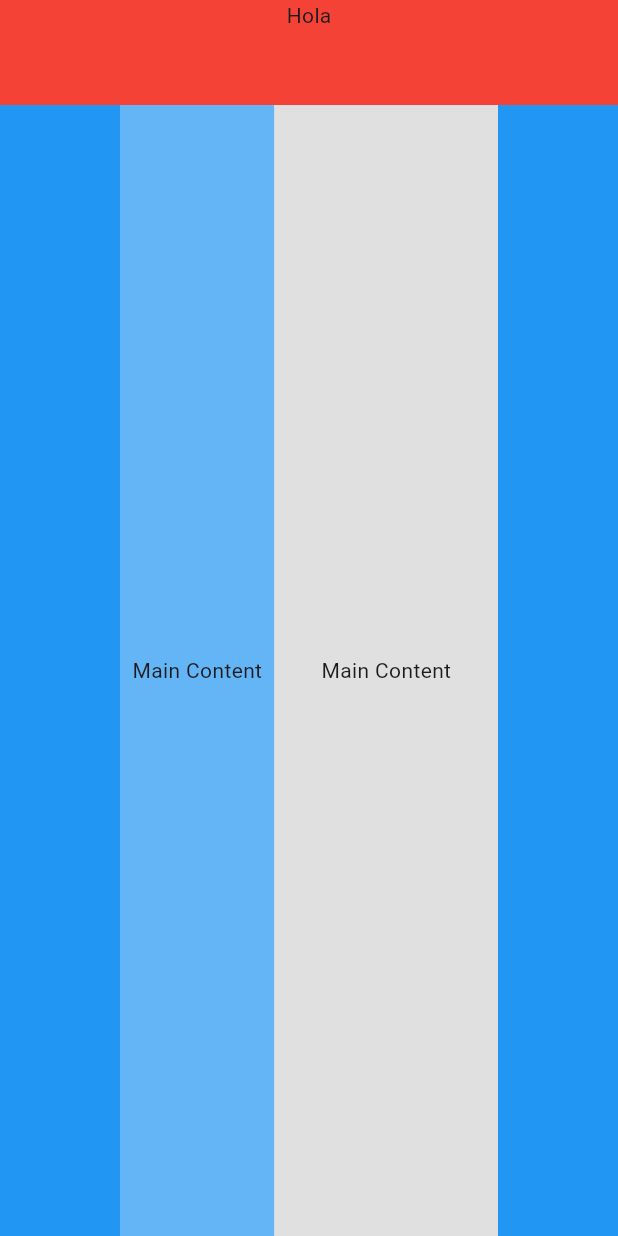
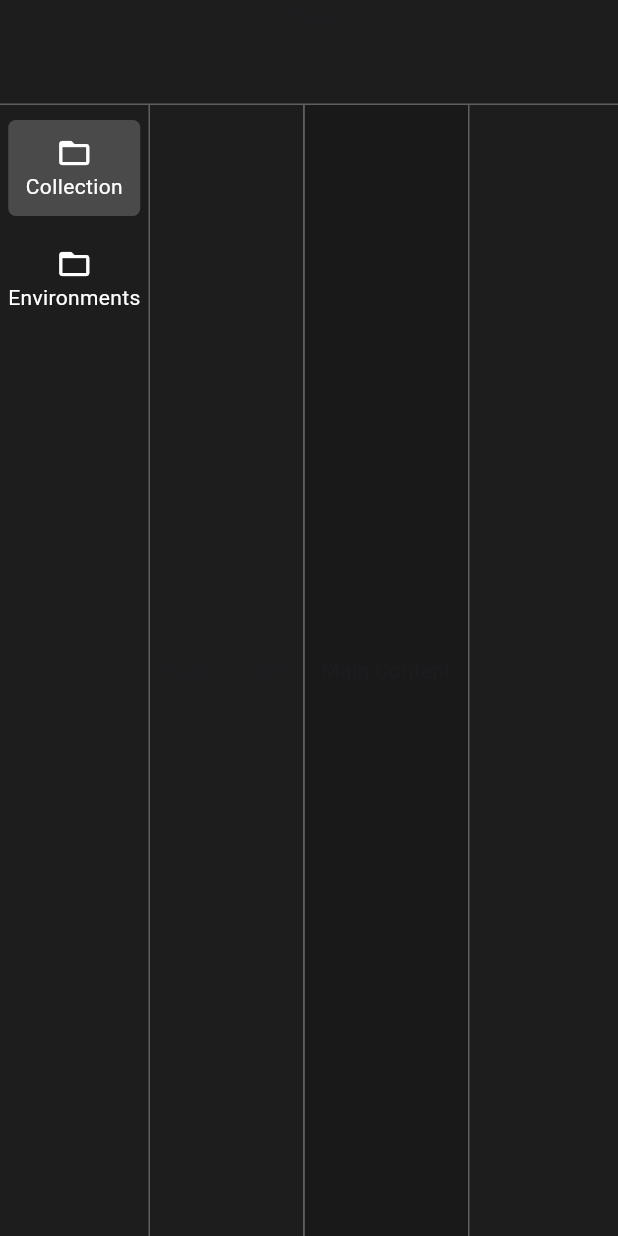
Before and after one commit to DarienRomero/FlutterPost, a Flutter app: the screen it shows after launch, on a phone screen of 412 x 824 dp. Run offline on Flutter 3.47's test engine with Material 3 defaults, Android fonts, the phone set to English and light mode, and no system bars; our stand-ins replace flutter_svg.

Commit message:
ui: left_settings_bar

```diff
--- a/lib/core/constants.dart
+++ b/lib/core/constants.dart
@@ -1,2 +1,7 @@
+import 'package:flutter/material.dart';
+
 const double topbarHeight = 70;
-const double sidebarWidth = 80;
+const double sidebarWidth = 100;
+
+const Color lightBackgroundColor = Color(0xff1D1D1D);
+const Color blackBackgroundColor = Color(0xff191919);
--- a/lib/features/collections/presentation/widgets/folder_tree.dart
+++ b/lib/features/collections/presentation/widgets/folder_tree.dart
@@ -10,7 +10,15 @@ class FolderTree extends StatelessWidget {
     return Container(
       width: mqWidth(context, 25),
       height: mqHeigth(context, 100) - topbarHeight,
-      color: Colors.blue[300],
+      decoration: BoxDecoration(
+        color: lightBackgroundColor,
+        border: Border(
+          right: BorderSide(
+            color: Colors.grey.withOpacity(0.5),
+            width: 1
+          ),
+        )
+      ),
       child: const Center(
         child: Text('Main Content'),
       ),
--- /dev/null
+++ b/lib/features/common/presentation/widgets/custom_square_button.dart
@@ -0,0 +1,39 @@
+import 'package:flutter/material.dart';
+
+class CustomSquareButton extends StatelessWidget {
+  final bool selected;
+  final IconData iconData;
+  final String label;
+  const CustomSquareButton({
+    super.key,
+    required this.selected,
+    required this.iconData,
+    required this.label
+  });
+
+  @override
+  Widget build(BuildContext context) {
+    return RawMaterialButton(
+      padding: const EdgeInsets.symmetric(
+        vertical: 10
+      ),
+      onPressed: (){
+
+      },
+      elevation: 0,
+      fillColor: selected ? Colors.white.withOpacity(0.2) : const Color(0x00000000),
+      shape: RoundedRectangleBorder(
+        borderRadius: BorderRadius.circular(5),
+      ),
+      child: Column(
+        children: [
+          Icon(iconData, color: Colors.white),
+          Text(label, style: const TextStyle(
+            color: Colors.white,
+            fontSize: 14
+          ))
+        ],
+      )
+    );
+  }
+}
--- /dev/null
+++ b/lib/features/common/presentation/widgets/v_fixed_spacing.dart
@@ -0,0 +1,12 @@
+import 'package:flutter/material.dart';
+
+class VFixedSpacing extends StatelessWidget {
+  final double value;
+  const VFixedSpacing(this.value, {super.key});
+  @override
+  Widget build(BuildContext context) {
+    return Container(
+      height: value,
+    );
+  }
+}
--- a/lib/features/requests/presentation/widgets/requests_center.dart
+++ b/lib/features/requests/presentation/widgets/requests_center.dart
@@ -10,7 +10,7 @@ class RequestsCenter extends StatelessWidget {
     return Container(
       width: mqWidth(context, 75) - sidebarWidth * 2,
       height: mqHeigth(context, 100) - topbarHeight,
-      color: Colors.grey[300],
+      color: blackBackgroundColor,
       child: const Center(
         child: Text('Main Content'),
       ),
--- a/lib/features/settings/presentation/widgets/left_settings_bar.dart
+++ b/lib/features/settings/presentation/widgets/left_settings_bar.dart
@@ -1,6 +1,8 @@
 import 'package:flutter/material.dart';
 import 'package:flutter_post/core/constants.dart';
 import 'package:flutter_post/core/utils.dart';
+import 'package:flutter_post/features/common/presentation/widgets/custom_square_button.dart';
+import 'package:flutter_post/features/common/presentation/widgets/v_fixed_spacing.dart';
 
 class LeftSettingsBar extends StatelessWidget {
   const LeftSettingsBar({super.key});
@@ -10,7 +12,31 @@ class LeftSettingsBar extends StatelessWidget {
     return Container(
       width: sidebarWidth,
       height: mqHeigth(context, 100) - topbarHeight,
-      color: Colors.blue,
+      decoration: BoxDecoration(
+        color: lightBackgroundColor,
+        border: Border(
+          right: BorderSide(
+            color: Colors.grey.withOpacity(0.5),
+            width: 1
+          ),
+        )
+      ),
+      child: const Column(
+        children: [
+          VFixedSpacing(10),
+          CustomSquareButton(
+            selected: true,
+            iconData: Icons.folder_open,
+            label: "Collection",
+          ),
+          VFixedSpacing(10),
+          CustomSquareButton(
+            selected: false,
+            iconData: Icons.folder_open,
+            label: "Environments",
+          ),
+        ],
+      ),
     );
   }
 }
--- a/lib/features/settings/presentation/widgets/right_settings_bar.dart
+++ b/lib/features/settings/presentation/widgets/right_settings_bar.dart
@@ -10,7 +10,15 @@ class RightSettingsBar extends StatelessWidget {
     return Container(
       width: sidebarWidth,
       height: mqHeigth(context, 100) - topbarHeight,
-      color: Colors.blue,
+      decoration: BoxDecoration(
+        color: lightBackgroundColor,
+        border: Border(
+          left: BorderSide(
+            color: Colors.grey.withOpacity(0.5),
+            width: 1
+          ),
+        )
+      ),
     );
   }
 }
--- a/lib/features/settings/presentation/widgets/top_settings_bar.dart
+++ b/lib/features/settings/presentation/widgets/top_settings_bar.dart
@@ -10,7 +10,15 @@ class TopSettingsBar extends StatelessWidget {
     return Container(
       width: mqWidth(context, 100),
       height: topbarHeight,
-      color: Colors.red,
+      decoration: BoxDecoration(
+        color: lightBackgroundColor,
+        border: Border(
+          bottom: BorderSide(
+            color: Colors.grey.withOpacity(0.5),
+            width: 1
+          ),
+        )
+      ),
       child: const SafeArea(
         child: Column(
           children: [
--- a/pubspec.yaml
+++ b/pubspec.yaml
@@ -13,6 +13,7 @@ dependencies:
 
   cupertino_icons: ^1.0.8
   flutter_resizable_container: ^4.0.0
+  flutter_svg: ^2.0.17
 
 dev_dependencies:
   flutter_test:
```
Also changed, not shown: lib/features/common/presentation/widgets/custom_icon_button.dart (added, +68 -0 lines), lib/features/common/presentation/widgets/custom_svg_icon.dart (added, +46 -0 lines), lib/features/common/presentation/widgets/h_spacing.dart (added, +13 -0 lines), lib/features/common/presentation/widgets/v_spacing.dart (added, +13 -0 lines), assets/icons/folder-icon.svg (added), pubspec.lock.
